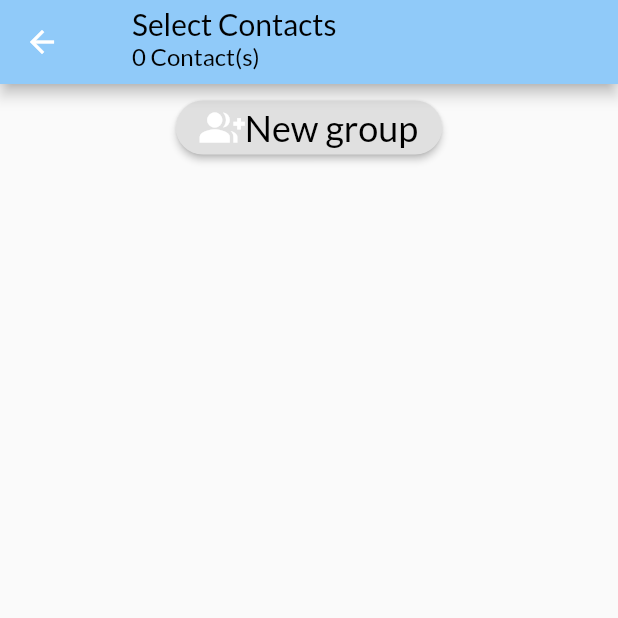
After one commit to Varija-Doshi/ChatApp-, a Flutter app: the ContactsPage screen opened directly, on a phone screen of 412 x 824 dp, the top half of it. The commit adds this screen. Run offline on Flutter 3.47's test engine with Material 2 defaults, Android fonts, the phone set to English and light mode, and no system bars; our stand-ins replace contacts_service, firebase_auth, firebase_core, flutter_svg, google_fonts, image_picker and 2 more; accounts and stored records are empty.

Commit message:
contacts access added - 08/04/21

```diff
--- a/lib/notes.txt
+++ b/lib/notes.txt
@@ -2,3 +2,6 @@ Varija
 - Dark mode (button like telegram)
 - Log out
 - validators for phone number text field
+
+Future plans:
+- Self messaging
--- /dev/null
+++ b/lib/screens/contacts_page.dart
@@ -0,0 +1,141 @@
+import 'package:flutter/material.dart';
+import 'package:contacts_service/contacts_service.dart';
+import 'package:google_fonts/google_fonts.dart';
+
+class ContactsPage extends StatefulWidget {
+  String title;
+  ContactsPage({this.title});
+  @override
+  _ContactsPageState createState() => _ContactsPageState();
+}
+
+class _ContactsPageState extends State<ContactsPage> {
+  Iterable<Contact> _contacts;
+  int length;
+
+  @override
+  void initState() {
+    getContacts();
+    super.initState();
+  }
+
+  Future<void> getContacts() async {
+    //Make sure we already have permissions for contacts when we get to this
+    //page, so we can just retrieve it
+    final Iterable<Contact> contacts = await ContactsService.getContacts();
+    setState(() {
+      _contacts = contacts;
+      length = _contacts.length;
+    });
+  }
+
+  Widget _buildbuttons() {
+    return Container(
+      child: Column(
+        crossAxisAlignment: CrossAxisAlignment.center,
+        children: <Widget>[
+          SizedBox(height: 5),
+          RaisedButton(
+            shape: RoundedRectangleBorder(
+                borderRadius: BorderRadius.circular(30.0)),
+            color: Theme.of(context).buttonColor,
+            onPressed: () {
+              Navigator.push(
+                          context,
+                          MaterialPageRoute(
+                              builder: (context) => ContactsPage(title:"New Group")));
+            },
+            child: Row(
+              mainAxisSize: MainAxisSize.min,
+              mainAxisAlignment: MainAxisAlignment.spaceAround,
+              children: <Widget>[
+                Icon(Icons.group_add,
+                    size: 30, color: Theme.of(context).primaryIconTheme.color),
+                Text(
+                  "New group",
+                  style: GoogleFonts.lato(fontSize: 24, color: Colors.black),
+                ),
+              ],
+            ),
+          ),
+        ],
+      ),
+    );
+  }
+
+  Widget _listview() {
+    return ListView.builder(
+      itemCount: widget.title == "New Group" ? length : (length + 1),
+      itemBuilder: (BuildContext context, int index) {
+        if (widget.title == "New Group") {
+          Contact contact = _contacts?.elementAt(index);
+          return ListTile(
+            contentPadding:
+                const EdgeInsets.symmetric(vertical: 2, horizontal: 18),
+            leading: (contact.avatar != null && contact.avatar.isNotEmpty)
+                ? CircleAvatar(
+                    backgroundImage: MemoryImage(contact.avatar),
+                  )
+                : CircleAvatar(
+                    child: Text(contact.initials()),
+                    backgroundColor: Theme.of(context).accentColor,
+                  ),
+            title: Text(contact.displayName ?? '',
+                style: GoogleFonts.lato(fontSize: 24, color: Colors.black)),
+            subtitle: Text(" Hey There! I'm using KahBoo ",
+                style: GoogleFonts.lato(fontSize: 20, color: Colors.grey)),
+            //This can be further expanded to showing contacts detail
+            // onPressed().
+          );
+        } else {
+          if (index == 0)
+            return _buildbuttons();
+          else {
+            Contact contact = _contacts?.elementAt(index - 1);
+            return ListTile(
+              contentPadding:
+                  const EdgeInsets.symmetric(vertical: 2, horizontal: 18),
+              leading: (contact.avatar != null && contact.avatar.isNotEmpty)
+                  ? CircleAvatar(
+                      backgroundImage: MemoryImage(contact.avatar),
+                    )
+                  : CircleAvatar(
+                      child: Text(contact.initials()),
+                      backgroundColor: Theme.of(context).accentColor,
+                    ),
+              title: Text(contact.displayName ?? '',
+                  style: GoogleFonts.lato(fontSize: 24, color: Colors.black)),
+              subtitle: Text(" Hey There! I'm using KahBoo ",
+                  style: GoogleFonts.lato(fontSize: 20, color: Colors.grey)),
+              //This can be further expanded to showing contacts detail
+              // onPressed().
+            );
+          }
+        }
+      },
+    );
+  }
+
+  @override
+  Widget build(BuildContext context) {
+    return Scaffold(
+      appBar: AppBar(
+        backgroundColor: Theme.of(context).backgroundColor,
+        title: ListTile(
+          title: Text(widget.title,
+              style: GoogleFonts.lato(fontSize: 20, color: Colors.black)),
+          subtitle: Text(
+              widget.title == "New Group"
+                  ? "Add participants"
+                  : "${_contacts?.length} Contact(s)",
+              style: GoogleFonts.lato(fontSize: 16, color: Colors.black)),
+        ),
+      ),
+      body: _contacts != null
+          //Build a list view of all contacts, displaying their avatar and
+          // display name
+          ? _listview()
+          : Center(child: const CircularProgressIndicator()),
+    );
+  }
+}
--- a/lib/widgets/theme.dart
+++ b/lib/widgets/theme.dart
@@ -28,6 +28,7 @@ ThemeData buildTheme(bool theme) {
 
   // And apply changes on it:
   return base.copyWith(
+    primaryIconTheme: IconThemeData(color:theme? Colors.black:Colors.white),
     appBarTheme: AppBarTheme(
             color: theme? const Color(0xFFE5AE86) : const Color(0xFFe3bb9d),
             textTheme: TextTheme(
@@ -43,9 +44,9 @@ ThemeData buildTheme(bool theme) {
         color: theme? Colors.black : Colors.white,
         size: 20.0,
       ),
-      buttonColor: theme?  Colors.amber : Colors.red,
+      buttonColor: theme?  Colors.blue[200] : Colors.red,
       floatingActionButtonTheme: FloatingActionButtonThemeData(foregroundColor:theme?  Colors.blue[900] : Colors.red,backgroundColor: theme?  Colors.blue[900] : Colors.red),
-      backgroundColor:theme?  Colors.amber : Colors.red,
+      backgroundColor:theme?  Colors.blue[200]:Colors.red,
       tabBarTheme: base.tabBarTheme.copyWith(
         labelColor: const Color(0xFF807A6B),
         unselectedLabelColor: const Color(0xFFCCC5AF),
--- a/pubspec.yaml
+++ b/pubspec.yaml
@@ -34,6 +34,8 @@ dependencies:
   flutter_svg: 0.19.1
   image_picker: 0.6.3
   google_fonts:
+  permission_handler: ^5.0.0
+  contacts_service: ^0.3.10
 
 dev_dependencies:
   flutter_test:
```
Also changed, not shown: lib/screens/home.dart (+78 -19 lines), pubspec.lock, 1 other file.
